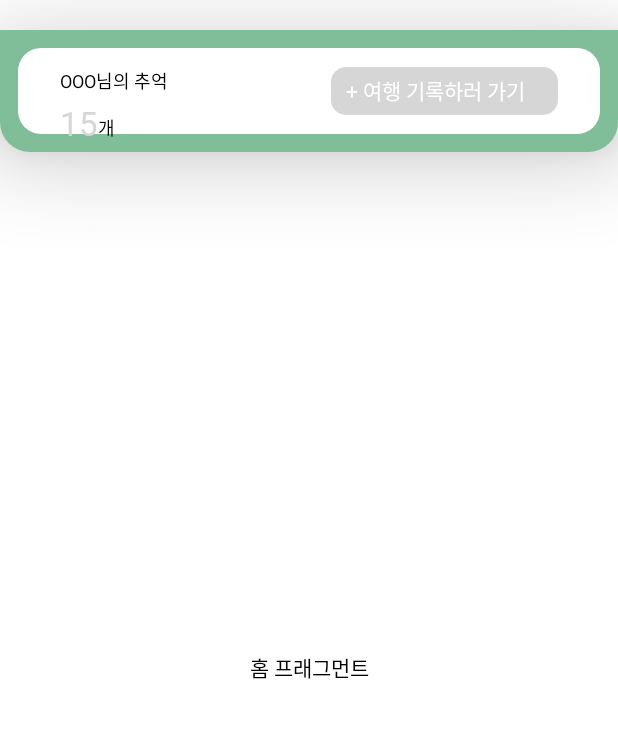
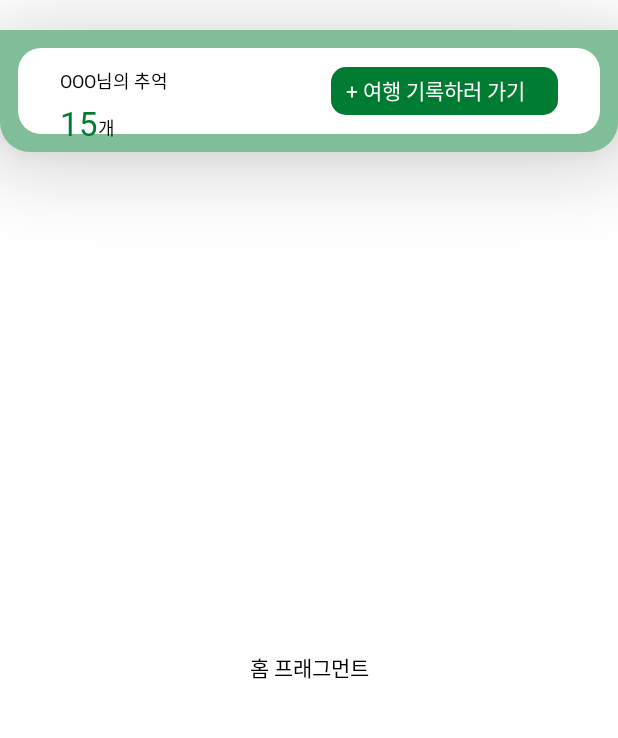
Before and after one commit to zeus6768/android_tripbook, an Android app: the screen it shows after launch (MainActivity), on a phone screen of 412 x 824 dp, the part 54-792 px from its top. Run offline under Robolectric (Android 15) with nearby library versions, the phone set to English and light mode, and no system bars; plain views replace CircleIndicator3.

Commit message:
test commit for trip branch

```diff
--- a/app/src/main/java/com/olympos/tripbook/src/home/MainActivity.kt
+++ b/app/src/main/java/com/olympos/tripbook/src/home/MainActivity.kt
@@ -2,11 +2,9 @@ package com.olympos.tripbook.src.home
 
 import android.os.Bundle
 import android.view.MenuItem
-import android.view.View
 import android.widget.Toast
 import androidx.core.view.GravityCompat
 import androidx.drawerlayout.widget.DrawerLayout
-import androidx.viewpager2.widget.ViewPager2
 import com.google.android.material.navigation.NavigationView
 import com.olympos.tripbook.config.BaseActivity
 import com.olympos.tripbook.databinding.ActivityMainBinding
@@ -27,9 +25,9 @@ class MainActivity : BaseActivity(), NavigationView.OnNavigationItemSelectedList
 
         setSupportActionBar(binding.mainToolbar) // 툴바를 액티비티의 앱바로 지정
         supportActionBar?.setDisplayHomeAsUpEnabled(true) // 드로어를 꺼낼 홈 버튼 활성화
-        supportActionBar?.setHomeAsUpIndicator(R.drawable.ic_menu) // 홈버튼 이미지 변경
+        supportActionBar?.setHomeAsUpIndicator(R.drawable.btn_home_menu) // 홈버튼 이미지 변경
         supportActionBar?.setDisplayShowTitleEnabled(false) // 툴바에 타이틀 안보이게
-        supportActionBar?.setLogo(R.drawable.logo)
+        supportActionBar?.setLogo(R.drawable.img_home_logo)
         supportActionBar?.setDisplayUseLogoEnabled(true)
 
         binding.mainDrawerLayout.setDrawerLockMode(DrawerLayout.LOCK_MODE_LOCKED_CLOSED) //스와이프 비활성화
--- /dev/null
+++ b/app/src/main/res/drawable/bg_main_greenbtn.xml
@@ -0,0 +1,12 @@
+<?xml version="1.0" encoding="utf-8"?>
+<shape xmlns:android="http://schemas.android.com/apk/res/android"
+    android:shape="rectangle">
+    <solid android:color="@color/tripbook_main_1"/>
+    <corners
+        android:radius="10dp"/>
+    <padding
+        android:top="5dp"
+        android:left="10dp"
+        android:right="10dp"
+        android:bottom="5dp"/>
+</shape>
--- a/app/src/main/res/drawable/bg_green_btn.xml
+++ b/app/src/main/res/drawable/bg_trip_greybackground.xml
@@ -1,12 +1,12 @@
 <?xml version="1.0" encoding="utf-8"?>
 <shape xmlns:android="http://schemas.android.com/apk/res/android"
     android:shape="rectangle">
-    <solid android:color="@color/tripbook_main_color1"/>
+    <solid android:color="@color/grey"/>
     <corners
         android:radius="10dp"/>
     <padding
-        android:top="5dp"
-        android:left="10dp"
-        android:right="10dp"
-        android:bottom="5dp"/>
+        android:top="10dp"
+        android:left="180dp"
+        android:right="180dp"
+        android:bottom="10dp"/>
 </shape>
--- a/app/src/main/res/layout/activity_main.xml
+++ b/app/src/main/res/layout/activity_main.xml
@@ -44,7 +44,7 @@
                 android:layout_height="wrap_content"
                 android:fontFamily="@font/notosans_kr_bold"
                 android:text="15"
-                android:textColor="@color/tripbook_main_color1"
+                android:textColor="@color/tripbook_main_1"
                 android:textSize="22sp"
                 app:layout_constraintBottom_toBottomOf="parent"
                 app:layout_constraintStart_toStartOf="parent" />
@@ -66,7 +66,7 @@
                 android:layout_width="151dp"
                 android:layout_height="32dp"
                 android:layout_marginBottom="20dp"
-                android:background="@drawable/bg_green_btn"
+                android:background="@drawable/bg_main_greenbtn"
                 android:text="+ 여행 기록하러 가기"
                 android:textColor="@color/white"
                 app:layout_constraintBottom_toBottomOf="parent"
--- a/app/src/main/res/values/colors.xml
+++ b/app/src/main/res/values/colors.xml
@@ -7,6 +7,7 @@
     <color name="teal_700">#FF018786</color>
     <color name="black">#FF000000</color>
     <color name="white">#FFFFFFFF</color>
+    <color name="grey">#ABBCBCBC</color>
     <color name="transparent">#00000000</color>
 
     <color name="tripbook_main_1">#FF007C32</color>
```
Also changed, not shown: app/src/main/res/layout/activity_main_left_drawer_header.xml (+28 -14 lines), app/src/main/res/layout/activity_main_right_drawer_header.xml (+4 -4 lines), app/src/main/res/layout/activity_trip.xml (added, +44 -0 lines), app/src/main/res/drawable/bg_main_searchtab.xml (renamed from app/src/main/res/drawable/bg_search.xml), app/src/main/res/drawable/btn_home_close.png (renamed from app/src/main/res/drawable/ic_close.png), app/src/main/res/drawable/btn_home_hashtag.png (renamed from app/src/main/res/drawable/ic_hashtag.png), app/src/main/res/drawable/btn_home_menu.png (renamed from app/src/main/res/drawable/ic_menu.png), app/src/main/res/drawable/btn_home_more.png (renamed from app/src/main/res/drawable/ic_more.png), app/src/main/res/drawable/img_home_logo.png (renamed from app/src/main/res/drawable/logo.png), app/src/main/res/drawable/img_home_profile.png (added), app/src/main/res/drawable/img_home_search.png (renamed from app/src/main/res/drawable/ic_search.png).
